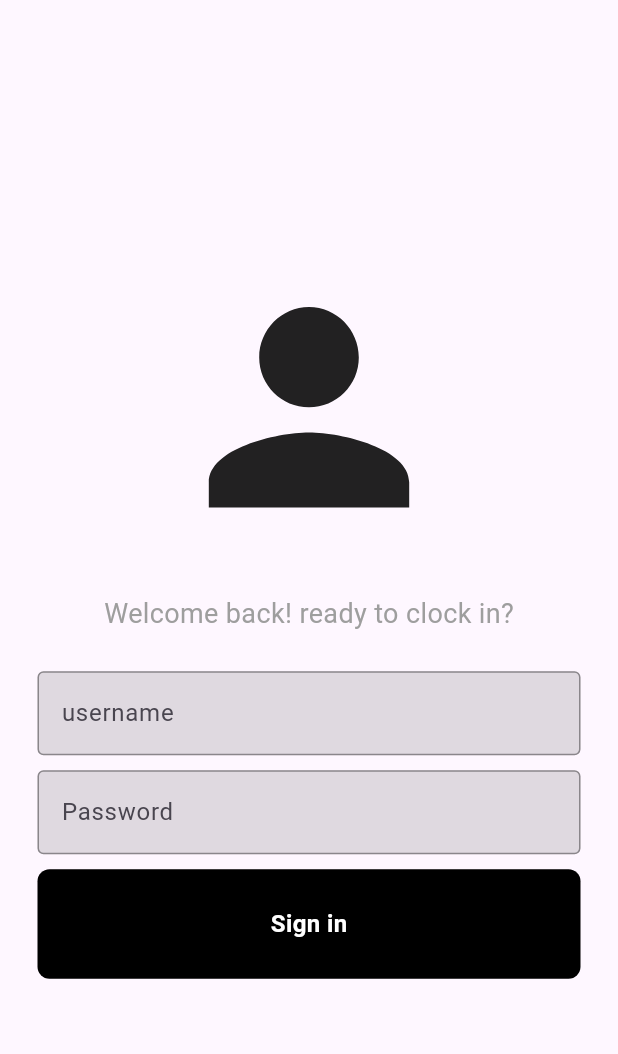
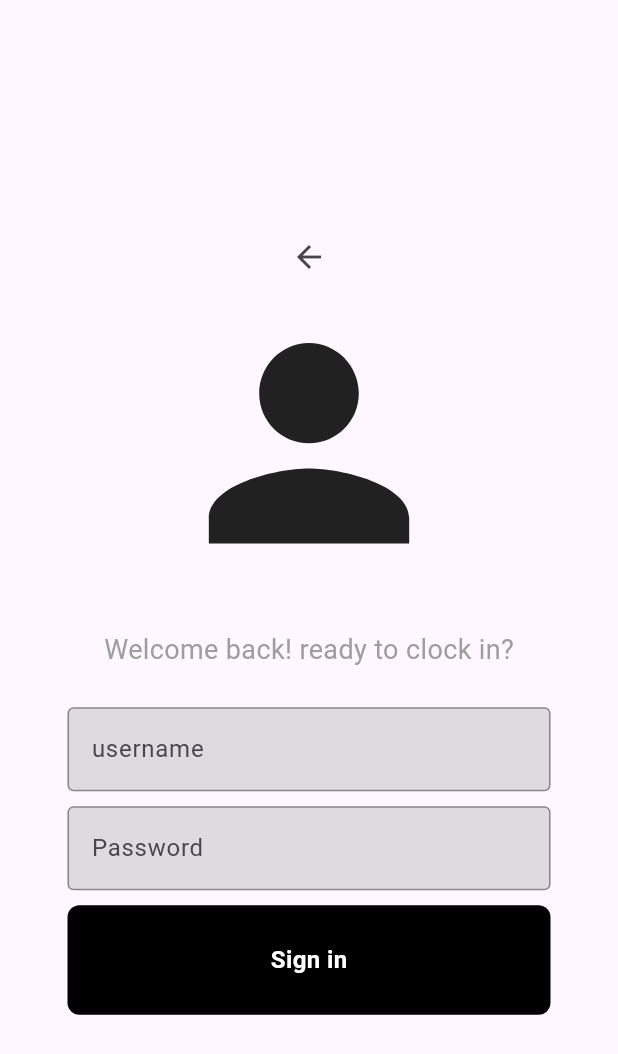
Before and after one commit to shafinach04/FP3-PPB-IUP, a Flutter app: the LoginPage screen opened directly, on a phone screen of 412 x 824 dp. Shown: the top 1054 px of the screen. Run offline on Flutter 3.47's test engine with Material 3 defaults, Android fonts, the phone set to English and light mode, and no system bars; our stand-ins replace cloud_firestore, firebase_auth, firebase_core, firebase_storage, image_picker; accounts and stored records are empty.

Commit message:
feat: add staff feature, fix login page

```diff
--- a/lib/components/my_textfield.dart
+++ b/lib/components/my_textfield.dart
@@ -16,15 +16,15 @@ class myTextField extends StatelessWidget {
   @override
   Widget build(BuildContext context) {
     return Padding(
-      padding: EdgeInsets.symmetric(horizontal: 25.0),
+      padding: const EdgeInsets.symmetric(horizontal: 25.0),
       child: TextField(
         controller: controller,
         obscureText: obscureText,
         decoration: InputDecoration(
-          enabledBorder: OutlineInputBorder(
+          enabledBorder: const OutlineInputBorder(
             borderSide: BorderSide(color: Colors.black38),
           ),
-          focusedBorder: OutlineInputBorder(
+          focusedBorder: const OutlineInputBorder(
             borderSide: BorderSide(color: Colors.black12),
           ),
           fillColor: Colors.black12,
--- a/lib/components/sign_in_button.dart
+++ b/lib/components/sign_in_button.dart
@@ -14,8 +14,8 @@ class signInButton extends StatelessWidget {
     return GestureDetector(
       onTap: onTap,
       child: Container(
-        padding: EdgeInsets.all(25),
-        margin: EdgeInsets.symmetric(horizontal: 25),
+        padding: const EdgeInsets.all(25),
+        margin: const EdgeInsets.symmetric(horizontal: 25),
         decoration: BoxDecoration(
             color: Colors.black,
             borderRadius: BorderRadius.circular(8)
--- a/lib/pages/admin_dashboard.dart
+++ b/lib/pages/admin_dashboard.dart
@@ -39,7 +39,7 @@ class _AdminDashboardState extends State<AdminDashboard> {
               // Handle logout action
               Navigator.push(
                 context,
-                MaterialPageRoute(builder: (context) => HomePage()),
+                MaterialPageRoute(builder: (context) => const HomePage()),
               );
               FirebaseAuth.instance.signOut();
 
--- a/lib/pages/auth_page.dart
+++ b/lib/pages/auth_page.dart
@@ -1,7 +1,6 @@
 import 'package:firebase_auth/firebase_auth.dart';
 import 'package:flutter/material.dart';
 import 'package:ppb_fp/pages/admin_dashboard.dart';
-import 'package:ppb_fp/pages/home_page.dart';
 import 'package:ppb_fp/pages/login_page.dart';
 
 class AuthPage extends StatelessWidget {
@@ -15,7 +14,7 @@ class AuthPage extends StatelessWidget {
         builder: (context, snapshot) {
           //user logged in
           if(snapshot.hasData){
-            return AdminDashboard();
+            return const AdminDashboard();
           }
 
           //user not logged in
--- a/lib/pages/login_page.dart
+++ b/lib/pages/login_page.dart
@@ -1,8 +1,8 @@
 import 'package:firebase_auth/firebase_auth.dart';
-import 'package:flutter/cupertino.dart';
 import 'package:flutter/material.dart';
 import 'package:ppb_fp/components/my_textfield.dart';
 import 'package:ppb_fp/components/sign_in_button.dart';
+import 'package:ppb_fp/pages/home_page.dart';
 
 class LoginPage extends StatelessWidget {
   LoginPage({super.key});
@@ -10,59 +10,65 @@ class LoginPage extends StatelessWidget {
   final usernameController = TextEditingController();
   final passwordController = TextEditingController();
   // final Function()? onTap;
-  void signIn () async {
+  void signIn() async {
     await FirebaseAuth.instance.signInWithEmailAndPassword(
       email: usernameController.text,
       password: passwordController.text,
     );
   }
 
+  void _navigateToHome(BuildContext context) {
+    Navigator.pushAndRemoveUntil(
+      context,
+      MaterialPageRoute(builder: (context) => const HomePage()),
+      (route) => false,
+    );
+  }
 
   @override
   Widget build(BuildContext context) {
     return Scaffold(
       body: SafeArea(
         child: Center(
-          child: Column(
-            mainAxisAlignment: MainAxisAlignment.center,
+          child: ListView(
+            shrinkWrap: true,
+            padding: const EdgeInsets.all(20.0),
             children: [
-
-              Icon(
+              IconButton(
+                  onPressed: () {
+                    _navigateToHome(context);
+                  },
+                  icon: const Icon(Icons.arrow_back)),
+              const Icon(
                 Icons.person,
                 size: 200,
               ),
-              SizedBox(height: 25),
-
-              Text(
+              const SizedBox(height: 25),
+              const Center(
+                child: Text(
                   'Welcome back! ready to clock in?',
                   style: TextStyle(
                     color: Colors.grey,
                     fontSize: 18,
                   ),
                 ),
-
-              SizedBox(height: 25,),
-
+              ),
+              const SizedBox(
+                height: 25,
+              ),
               myTextField(
                 controller: usernameController,
                 hintText: 'username',
                 obscureText: false,
               ),
-
-              SizedBox(height: 10),
-
+              const SizedBox(height: 10),
               myTextField(
                 controller: passwordController,
                 hintText: 'Password',
                 obscureText: true,
               ),
-
-              SizedBox(height: 10),
-
-              signInButton(
-                  onTap: signIn
-              )
-
+              const SizedBox(height: 10),
+              signInButton(onTap: signIn)
             ],
           ),
         ),
--- a/lib/pages/profile_page.dart
+++ b/lib/pages/profile_page.dart
@@ -1,5 +1,4 @@
 import 'package:flutter/material.dart';
-import 'package:cloud_firestore/cloud_firestore.dart';
 
 class ProfilePage extends StatelessWidget {
   const ProfilePage({super.key});
@@ -10,7 +9,7 @@ class ProfilePage extends StatelessWidget {
       appBar: AppBar(
         title: const Text('Profile'),
       ),
-      body: Center(
+      body: const Center(
         child: Text(
           'Profile Page Content',
           style: TextStyle(color: Colors.white, fontSize: 20),
```
Also changed, not shown: lib/main.dart (+3 -5 lines), lib/pages/home_page.dart (+18 -16 lines), lib/pages/menu_page.dart (+5 -7 lines), lib/pages/staff_management_page.dart (+67 -2 lines), lib/services/firestore.dart (+15 -11 lines), pubspec.lock. Lines whose indentation alone changed are shown as unchanged.
